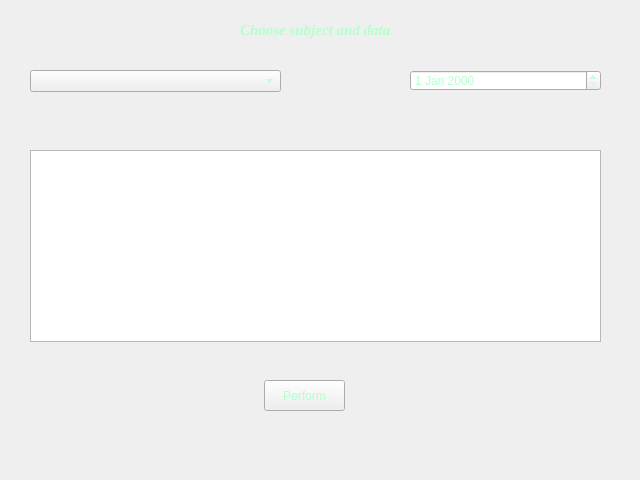
First picture: the form in view/subject/subject.ui, repository Nastya-Dlusskaya/Corse-Work, before the edit.
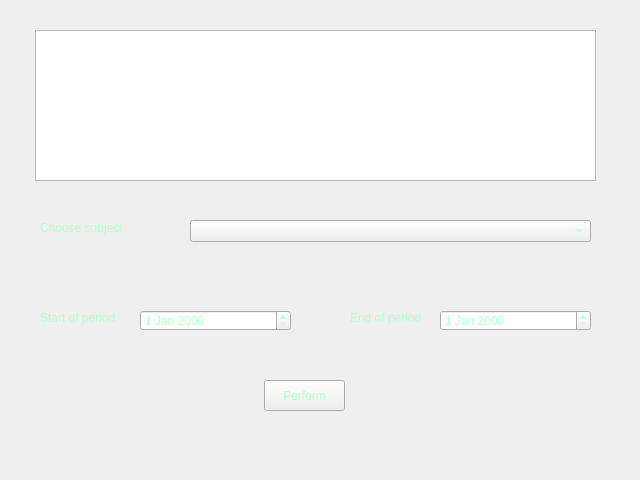
Second picture: the form after the edit. Icons and pictures are not drawn.

```diff
--- a/view/subject/subject.ui
+++ b/view/subject/subject.ui
@@ -20,9 +20,9 @@
   <widget class="QComboBox" name="comboBox">
    <property name="geometry">
     <rect>
-     <x>30</x>
-     <y>70</y>
-     <width>251</width>
+     <x>190</x>
+     <y>220</y>
+     <width>401</width>
      <height>22</height>
     </rect>
    </property>
@@ -30,9 +30,9 @@
   <widget class="QDateEdit" name="dateEdit">
    <property name="geometry">
     <rect>
-     <x>410</x>
-     <y>70</y>
-     <width>191</width>
+     <x>440</x>
+     <y>310</y>
+     <width>151</width>
      <height>21</height>
     </rect>
    </property>
@@ -50,38 +50,65 @@
     <string>Perform</string>
    </property>
   </widget>
+  <widget class="QLabel" name="label_2">
+   <property name="geometry">
+    <rect>
+     <x>350</x>
+     <y>310</y>
+     <width>81</width>
+     <height>16</height>
+    </rect>
+   </property>
+   <property name="text">
+    <string>End of period</string>
+   </property>
+  </widget>
+  <widget class="QDateEdit" name="dateEdit_2">
+   <property name="geometry">
+    <rect>
+     <x>140</x>
+     <y>310</y>
+     <width>151</width>
+     <height>21</height>
+    </rect>
+   </property>
+  </widget>
+  <widget class="QLabel" name="label_3">
+   <property name="geometry">
+    <rect>
+     <x>40</x>
+     <y>310</y>
+     <width>81</width>
+     <height>16</height>
+    </rect>
+   </property>
+   <property name="text">
+    <string>Start of period</string>
+   </property>
+  </widget>
+  <widget class="QLabel" name="label_4">
+   <property name="geometry">
+    <rect>
+     <x>40</x>
+     <y>220</y>
+     <width>91</width>
+     <height>16</height>
+    </rect>
+   </property>
+   <property name="text">
+    <string>Choose subject</string>
+   </property>
+  </widget>
   <widget class="QTextBrowser" name="textBrowser">
    <property name="geometry">
     <rect>
-     <x>30</x>
-     <y>150</y>
-     <width>571</width>
-     <height>192</height>
+     <x>35</x>
+     <y>30</y>
+     <width>561</width>
+     <height>151</height>
     </rect>
    </property>
   </widget>
-  <widget class="QLabel" name="label">
-   <property name="geometry">
-    <rect>
-     <x>240</x>
-     <y>20</y>
-     <width>321</width>
-     <height>20</height>
-    </rect>
-   </property>
-   <property name="font">
-    <font>
-     <family>Times New Roman</family>
-     <pointsize>11</pointsize>
-     <weight>75</weight>
-     <italic>true</italic>
-     <bold>true</bold>
-    </font>
-   </property>
-   <property name="text">
-    <string>Choose subject and data</string>
-   </property>
-  </widget>
  </widget>
  <resources/>
  <connections>
```
Left out of the diff: 61 changed lines with no effect on the pictures.
